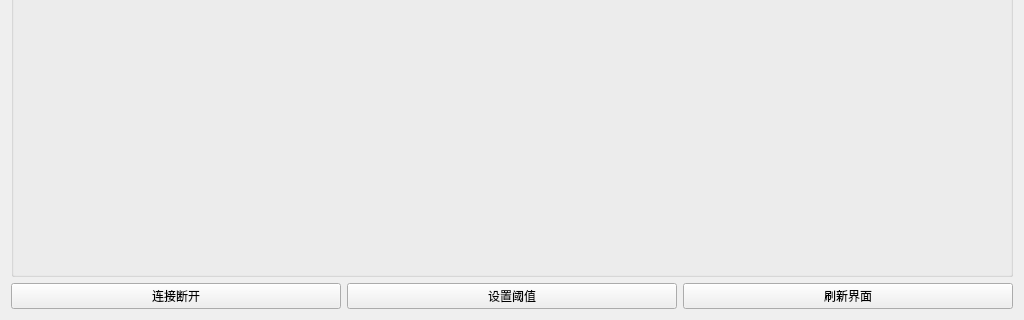
ZhaoXvyang/GraduationDesign, file widget.ui: the form before one commit; both pictures show x 0 to 1024 and y 448 to 768 of the 1024 by 768 pixel window.
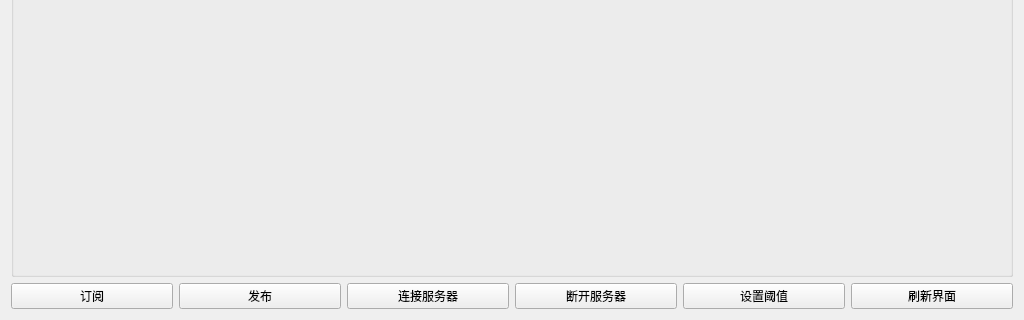
The form after the commit.

The edit to the form file:
```diff
--- a/widget.ui
+++ b/widget.ui
@@ -206,12 +206,33 @@
      <item>
       <widget class="QPushButton" name="pushButton">
        <property name="text">
-        <string>连接断开</string>
+        <string>订阅</string>
        </property>
       </widget>
      </item>
      <item>
-      <widget class="QPushButton" name="pushButton_2">
+      <widget class="QPushButton" name="pushButton_publish">
+       <property name="text">
+        <string>发布</string>
+       </property>
+      </widget>
+     </item>
+     <item>
+      <widget class="QPushButton" name="pushButton_connect">
+       <property name="text">
+        <string>连接服务器</string>
+       </property>
+      </widget>
+     </item>
+     <item>
+      <widget class="QPushButton" name="pushButton_disconnect">
+       <property name="text">
+        <string>断开服务器</string>
+       </property>
+      </widget>
+     </item>
+     <item>
+      <widget class="QPushButton" name="pushButton_setValue">
        <property name="text">
         <string>设置阈值</string>
        </property>
```
Left out of the diff: 4 changed lines with no effect on the pictures.
